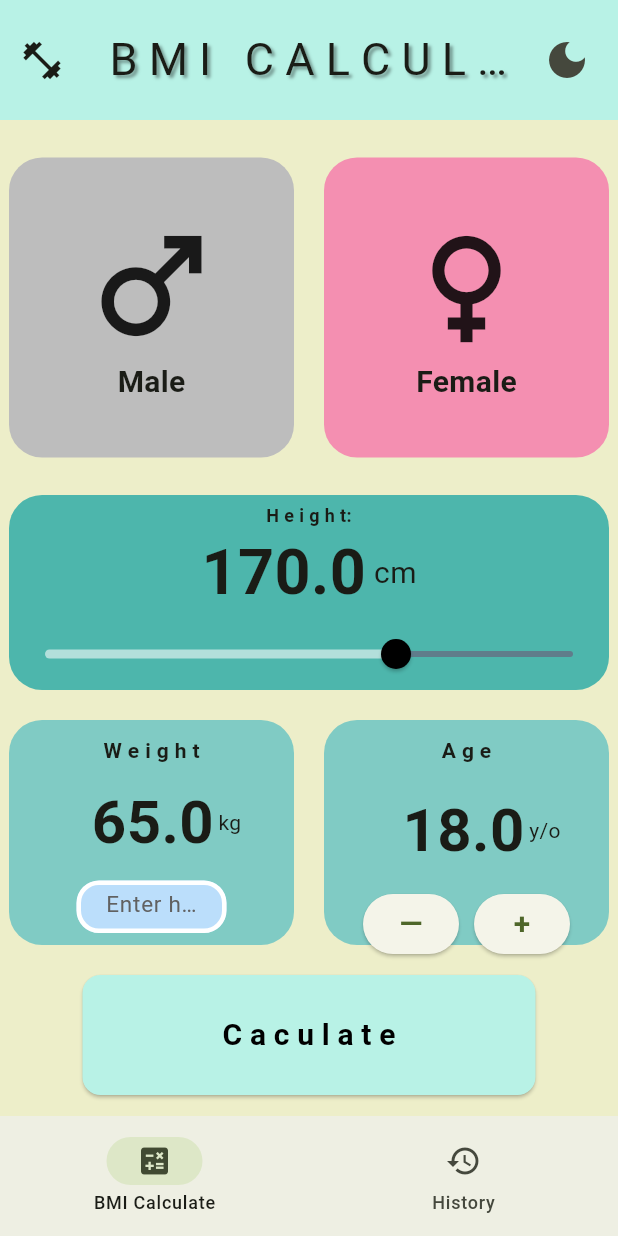
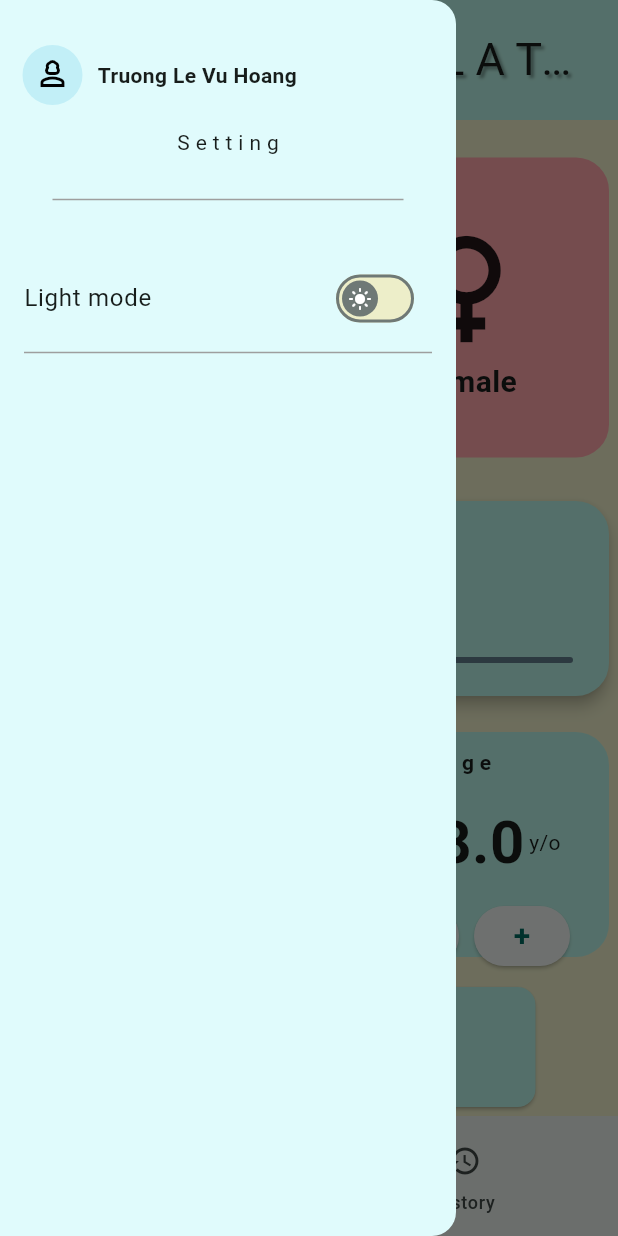
Before and after one commit to tlvhoang06/bmi-calculator-flutter, a Flutter app: the screen it shows after launch, with the side drawer open (before the commit the screen has no drawer), on a phone screen of 412 x 824 dp. Run offline on Flutter 3.47's test engine with Material 3 defaults, Android fonts, the light colour scheme and no system bars; missing offline and left inert: pretty_gauge.

Commit message:
Adding effect to Gender Selection, Changing Color Theme, Adding Drawer, Modifying Dark-Light mode Changer

```diff
--- a/lib/main.dart
+++ b/lib/main.dart
@@ -9,7 +9,6 @@ void main() {
 class MyApp extends StatelessWidget {
   const MyApp({super.key});
 
-  // This widget is the root of your application.
   @override
   Widget build(BuildContext context) {
     return ValueListenableBuilder(
@@ -19,7 +18,7 @@ class MyApp extends StatelessWidget {
           debugShowCheckedModeBanner: false,
           theme: ThemeData(
             scaffoldBackgroundColor: isDark ? Color(0XFF0d1b2a) : Color(0XFFedeec9),
-            colorScheme: ColorScheme.fromSeed(seedColor: Color(0XFFdde7c7))
+            colorScheme: ColorScheme.fromSeed(seedColor: Color(0XFFb8f2e6))
           ),
           home: WidgetTree(),
         );
--- a/lib/views/widget_tree.dart
+++ b/lib/views/widget_tree.dart
@@ -1,9 +1,12 @@
 import 'package:demo/data/notifer.dart';
 import 'package:demo/views/pages/bmi_page.dart';
 import 'package:demo/views/pages/history_page.dart';
+import 'package:demo/views/widgets/drawer.dart';
 import 'package:demo/views/widgets/navbar_widget.dart';
 import 'package:flutter/material.dart';
+
 List<Widget> pages = [BmiPage(), HistoryPage()];
+
 class WidgetTree extends StatelessWidget {
   const WidgetTree({super.key});
 
@@ -18,7 +21,9 @@ class WidgetTree extends StatelessWidget {
           valueListenable: selectedPage,
           builder: (context, pageIndex, child) {
             return Text(
-              (pageIndex == 0) ? 'B M I   C A L C U L A T O R' : 'H I S T O R Y',
+              (pageIndex == 0)
+                  ? 'B M I   C A L C U L A T O R'
+                  : 'H I S T O R Y',
               style: TextStyle(
                 shadows: [
                   Shadow(
@@ -30,29 +35,18 @@ class WidgetTree extends StatelessWidget {
                 fontSize: 30.0,
               ),
             );
-          }
+          },
         ),
-        leading: Icon(Icons.fitness_center, size: 30.0),
-        actions: [
-          ValueListenableBuilder(
-            valueListenable: isDarkMode,
-            builder: (context, isDark, child) {
-              return IconButton(
-                onPressed: () {
-                  isDarkMode.value = !isDarkMode.value;
-                },
-                icon: Icon((isDark) ? Icons.light_mode : Icons.dark_mode),
-                iconSize: 32.0,
-              );
-            },
-          ),
-          SizedBox(width: 10.0),
-        ],
+        actions: [SizedBox(width: 10.0)],
       ),
+      drawer: MyDrawer(),
       bottomNavigationBar: NavbarWidget(),
-      body: ValueListenableBuilder(valueListenable: selectedPage, builder: (context, pageIndex, child) {
-        return pages.elementAt(pageIndex);
-      },)
+      body: ValueListenableBuilder(
+        valueListenable: selectedPage,
+        builder: (context, pageIndex, child) {
+          return pages.elementAt(pageIndex);
+        },
+      ),
     );
   }
 }
--- /dev/null
+++ b/lib/views/widgets/drawer.dart
@@ -0,0 +1,66 @@
+import 'package:demo/data/notifer.dart';
+import 'package:flutter/material.dart';
+
+class MyDrawer extends StatelessWidget {
+  const MyDrawer({super.key});
+
+  @override
+  Widget build(BuildContext context) {
+    return Drawer(
+      backgroundColor: Color(0XFFe0fbfc),
+      child: ListView(
+        children: [
+          Column(
+            mainAxisAlignment: MainAxisAlignment.start,
+            children: [
+              Padding(
+                padding: const EdgeInsets.only(top: 30, bottom: 15, left: 15),
+                child: Row(
+                  children: [
+                    CircleAvatar(
+                      foregroundColor: Colors.black,
+                      backgroundColor: Color(0XFF48bfe3).withOpacity(0.2),
+                      child: Icon(Icons.person_3_outlined),
+                    ),
+                    SizedBox(width: 10),
+                    Text(
+                      'Truong Le Vu Hoang',
+                      style: TextStyle(fontWeight: FontWeight.bold),
+                    ), // temp
+                  ],
+                ),
+              ),
+              Text('S e t t i n g'),
+            ],
+          ),
+          SizedBox(height: 20),
+          Divider(color: Colors.grey, indent: 35, endIndent: 35),
+          SizedBox(height: 30),
+          ValueListenableBuilder(
+            valueListenable: isDarkMode,
+            builder: (context, isDark, child) {
+              return ListTile(
+                title: Text(isDark ? 'Dark mode' : 'Light mode'),
+                trailing: Switch(
+                  value: isDark,
+                  onChanged: (value) {
+                    isDarkMode.value = !isDarkMode.value;
+                  },
+                  activeColor: Color(0XFF0d1b2a),
+                  inactiveTrackColor: Color(0XFFedeec9),
+                  thumbIcon: MaterialStateProperty.all(
+                    Icon(
+                      isDark ? Icons.dark_mode : Icons.light_mode,
+                      color: Colors.white,
+                    ),
+                  ),
+                ),
+              );
+            },
+          ),
+          Divider(color: Colors.grey, indent: 16, endIndent: 16),
+        ],
+      ),
+    );
+  }
+}
--- a/lib/views/widgets/gender_select.dart
+++ b/lib/views/widgets/gender_select.dart
@@ -12,19 +12,20 @@ class GenderSelect extends StatelessWidget {
         return Row(
           mainAxisAlignment: MainAxisAlignment.center,
           children: [
-
             // Male
-                GestureDetector(
-                  onTap:() {
-                    if(!male) isMale.value = !isMale.value;
-                  },
-                  child: Container(
+            Ink(
               height: 200,
               width: 190,
               decoration: BoxDecoration(
-                      color: (male) ? Colors.blue.shade500: Colors.grey.shade400,
+                color: (male) ? Color(0XFF72ddf7) : Colors.grey.shade300,
                 borderRadius: BorderRadius.circular(22.0),
               ),
+              child: InkWell(
+                onTap: () {
+                  if (!male) isMale.value = !isMale.value;
+                },
+                borderRadius: BorderRadius.circular(22),
+                splashColor: Colors.blue.shade100,
                 child: Column(
                   mainAxisAlignment: MainAxisAlignment.center,
                   children: [
@@ -43,17 +44,19 @@ class GenderSelect extends StatelessWidget {
             SizedBox(width: 20),
 
             // Female
-                GestureDetector(
-                  onTap:() {
-                    if(male) isMale.value = !isMale.value;
-                  },
-                  child: Container(
+            Ink(
               height: 200,
               width: 190,
               decoration: BoxDecoration(
-                      color: (!male) ?  Colors.pink.shade200 : Colors.grey.shade400,
+                color: (!male) ? Color(0XFFffa5ab) : Colors.grey.shade300,
                 borderRadius: BorderRadius.circular(22.0),
               ),
+              child: InkWell(
+                onTap: () {
+                  if (male) isMale.value = !isMale.value;
+                },
+                borderRadius: BorderRadius.circular(22),
+                splashColor: Colors.pink.shade100,
                 child: Column(
                   mainAxisAlignment: MainAxisAlignment.center,
                   children: [
@@ -71,7 +74,7 @@ class GenderSelect extends StatelessWidget {
             ),
           ],
         );
-          }
+      },
     );
   }
 }
--- a/lib/views/widgets/height_slider.dart
+++ b/lib/views/widgets/height_slider.dart
@@ -4,13 +4,13 @@ import 'package:flutter/material.dart';
 class HeightSlider extends StatelessWidget {
   @override
   Widget build(BuildContext context) {
-    return Container(
+    return Card(
+      elevation: 4,
+      shape: RoundedRectangleBorder(borderRadius: BorderRadius.circular(22.0)),
+      color: Color(0XFFb8f2e6),
+      child: Container(
         height: 130,
         width: 400,
-      decoration: BoxDecoration(
-        borderRadius: BorderRadius.circular(22.0),
-        color: Colors.teal.shade300,
-      ),
         child: Column(
           children: [
             const SizedBox(height: 5),
@@ -48,7 +48,9 @@ class HeightSlider extends StatelessWidget {
                           ? Colors.white
                           : Colors.black,
                       inactiveColor: Colors.blueGrey,
-                    activeColor: (isDarkMode.value) ? Colors.indigo.shade600 : Colors.teal.shade100,
+                      activeColor: (isDarkMode.value)
+                          ? Colors.indigo.shade600
+                          : Colors.blueAccent.shade200,
                     ),
                   ],
                 );
@@ -56,6 +58,7 @@ class HeightSlider extends StatelessWidget {
             ),
           ],
         ),
+      ),
     );
   }
 }
--- a/lib/views/widgets/num_box.dart
+++ b/lib/views/widgets/num_box.dart
@@ -8,7 +8,7 @@ class NumBox extends StatelessWidget {
     return Container(
       height: 150,
       width: 190,
-      decoration: BoxDecoration(borderRadius: BorderRadius.circular(22), color: Colors.teal.shade200,),
+      decoration: BoxDecoration(borderRadius: BorderRadius.circular(22), color: Color(0XFFb8f2e6),),
       child: Center(child: child)
     );
   }
```
Also changed, not shown: pubspec.lock (added), 4 other files. Lines whose indentation alone changed are shown as unchanged.
